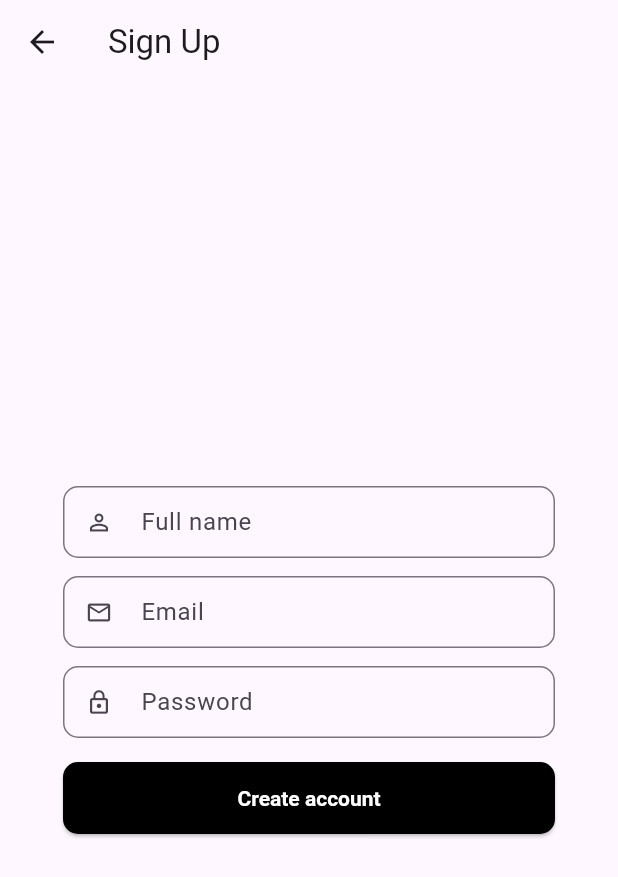
After one commit to MeowmersWem/CAC-ai-project, a Flutter app: the SignUpPage screen opened by its route, on a phone screen of 412 x 824 dp. The commit adds this screen. Shown: the top 877 px of the screen. Run offline on Flutter 3.47's test engine with Material 3 defaults, Android fonts, the phone set to English and light mode, and no system bars.

Commit message:
sign up page

```diff
--- /dev/null
+++ b/frontend/lib/signup_page.dart
@@ -0,0 +1,137 @@
+import 'package:flutter/material.dart';
+import 'services/api_service.dart';
+
+class SignUpPage extends StatefulWidget {
+  const SignUpPage({super.key});
+
+  @override
+  State<SignUpPage> createState() => _SignUpPageState();
+}
+
+class _SignUpPageState extends State<SignUpPage> {
+  final TextEditingController _nameController = TextEditingController();
+  final TextEditingController _emailController = TextEditingController();
+  final TextEditingController _passwordController = TextEditingController();
+
+  bool _isSubmitting = false;
+  String? _errorMessage;
+
+  Future<void> _submit() async {
+    if (_isSubmitting) return;
+    setState(() {
+      _isSubmitting = true;
+      _errorMessage = null;
+    });
+
+    try {
+      await ApiService.signup(
+        _emailController.text.trim(),
+        _passwordController.text,
+        _nameController.text.trim(),
+        "", // university not requested; storing empty
+      );
+      if (!mounted) return;
+      ScaffoldMessenger.of(context).showSnackBar(
+        const SnackBar(content: Text('Account created! You can now sign in.')),
+      );
+      Navigator.of(context).pop();
+    } catch (e) {
+      setState(() {
+        _errorMessage = e.toString();
+        _isSubmitting = false;
+      });
+    }
+  }
+
+  @override
+  Widget build(BuildContext context) {
+    return Scaffold(
+      appBar: AppBar(title: const Text('Sign Up')),
+      body: SafeArea(
+        child: Center(
+          child: ConstrainedBox(
+            constraints: const BoxConstraints(maxWidth: 360),
+            child: Padding(
+              padding: const EdgeInsets.all(16.0),
+              child: Column(
+                mainAxisSize: MainAxisSize.min,
+                crossAxisAlignment: CrossAxisAlignment.stretch,
+                children: [
+                  TextField(
+                    controller: _nameController,
+                    decoration: InputDecoration(
+                      labelText: 'Full name',
+                      prefixIcon: const Icon(Icons.person_outline),
+                      border: OutlineInputBorder(
+                        borderRadius: BorderRadius.circular(10),
+                      ),
+                      isDense: true,
+                    ),
+                    textInputAction: TextInputAction.next,
+                  ),
+                  const SizedBox(height: 12),
+                  TextField(
+                    controller: _emailController,
+                    decoration: InputDecoration(
+                      labelText: 'Email',
+                      prefixIcon: const Icon(Icons.email_outlined),
+                      border: OutlineInputBorder(
+                        borderRadius: BorderRadius.circular(10),
+                      ),
+                      isDense: true,
+                    ),
+                    keyboardType: TextInputType.emailAddress,
+                    textInputAction: TextInputAction.next,
+                  ),
+                  const SizedBox(height: 12),
+                  TextField(
+                    controller: _passwordController,
+                    decoration: InputDecoration(
+                      labelText: 'Password',
+                      prefixIcon: const Icon(Icons.lock_outline),
+                      border: OutlineInputBorder(
+                        borderRadius: BorderRadius.circular(10),
+                      ),
+                      isDense: true,
+                    ),
+                    obscureText: true,
+                    textInputAction: TextInputAction.done,
+                  ),
+                  if (_errorMessage != null) ...[
+                    const SizedBox(height: 8),
+                    Text(
+                      _errorMessage!,
+                      style: const TextStyle(color: Colors.red),
+                    ),
+                  ],
+                  const SizedBox(height: 16),
+                  SizedBox(
+                    height: 48,
+                    child: ElevatedButton(
+                      style: ElevatedButton.styleFrom(
+                        backgroundColor: Colors.black,
+                        foregroundColor: Colors.white,
+                        shape: RoundedRectangleBorder(
+                          borderRadius: BorderRadius.circular(10),
+                        ),
+                        textStyle: const TextStyle(fontWeight: FontWeight.w600),
+                      ),
+                      onPressed: _isSubmitting ? null : _submit,
+                      child: _isSubmitting
+                          ? const SizedBox(
+                              height: 20,
+                              width: 20,
+                              child: CircularProgressIndicator(strokeWidth: 2),
+                            )
+                          : const Text('Create account'),
+                    ),
+                  ),
+                ],
+              ),
+            ),
+          ),
+        ),
+      ),
+    );
+  }
+}
```
Also changed, not shown: frontend/lib/main.dart (+102 -1 lines), frontend/pubspec.lock, 1 other file.
